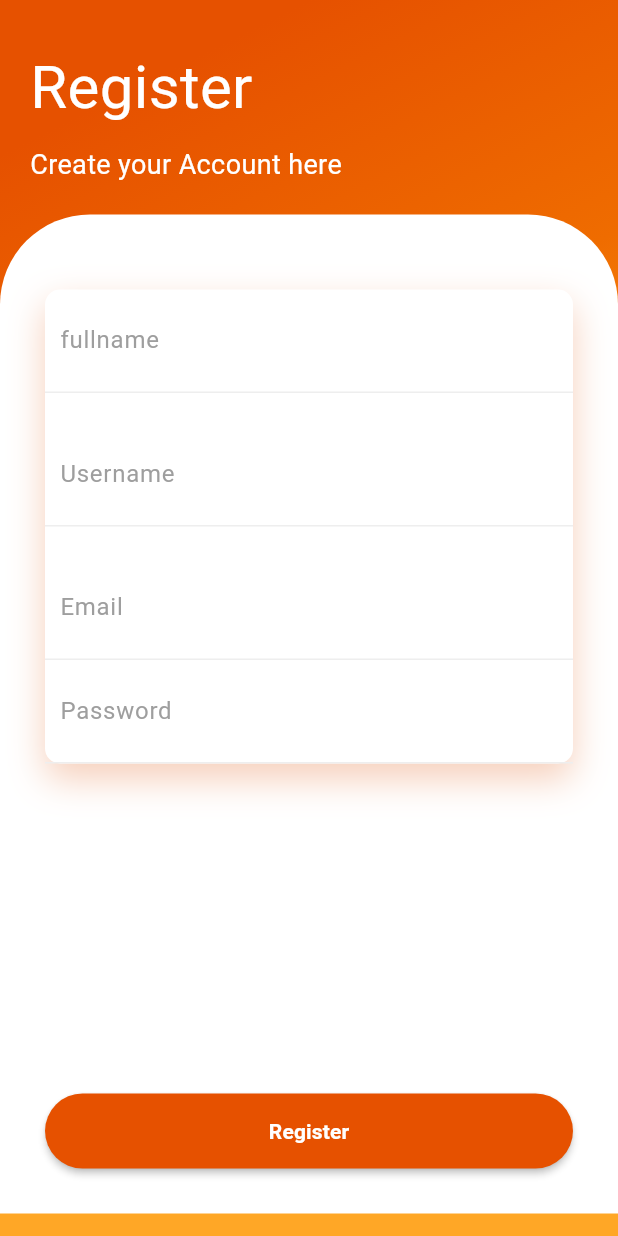
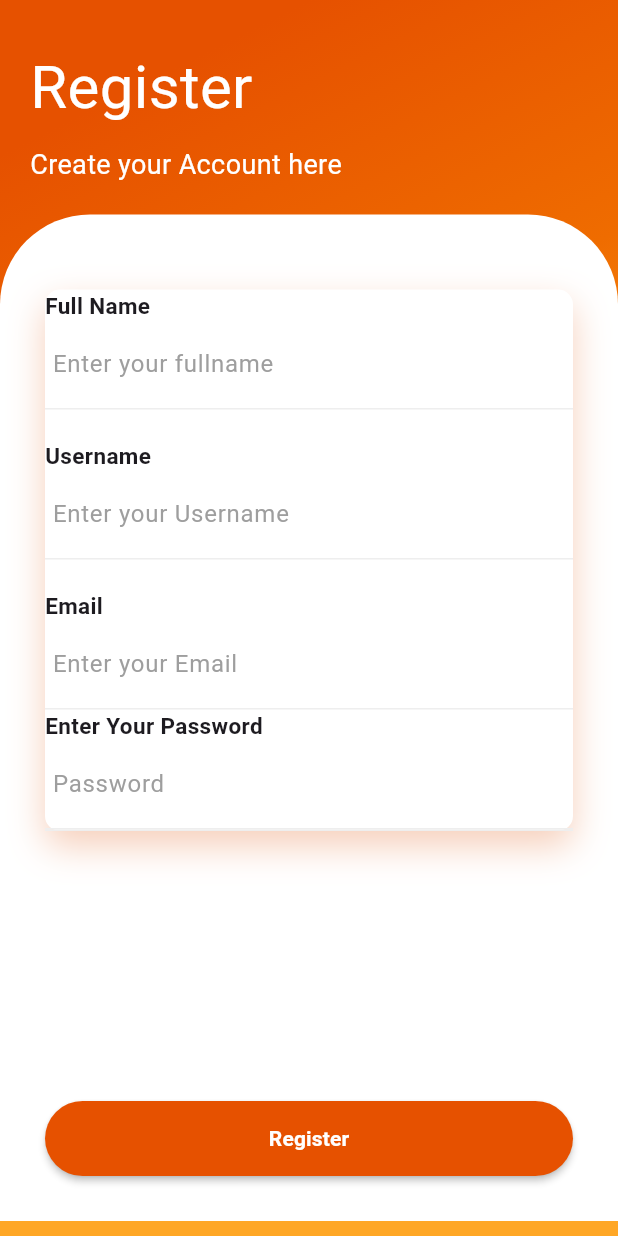
Before and after one commit to fathurdja/projectFlutter, a Flutter app: the RegisterAdmin screen opened directly, on a phone screen of 412 x 824 dp. Run offline on Flutter 3.47's test engine with Material 3 defaults, Android fonts, the light colour scheme and no system bars; our stand-ins replace animate_do, cloud_firestore, firebase_auth, firebase_core, google_sign_in, shared_preferences and 1 more; missing offline and left inert: firebase_utilitas; accounts and stored records are empty.

Commit message:
new updated

```diff
--- a/lib/pages/admin/RegisAdmin.dart
+++ b/lib/pages/admin/RegisAdmin.dart
@@ -18,7 +18,6 @@ class _RegisterState extends State<RegisterAdmin> {
   final TextEditingController password = TextEditingController();
   final FirebaseAuth _auth = FirebaseAuth.instance;
   FirebaseFirestore db = FirebaseFirestore.instance;
-
 
   @override
   Widget build(BuildContext context) {
@@ -93,35 +92,60 @@ class _RegisterState extends State<RegisterAdmin> {
                                 child: SingleChildScrollView(
                                   child: Column(
                                     children: <Widget>[
-                                      textfield(
+                                      TextFieldWithLabel(
                                           controller: fullname,
-                                        title: "fullname",
-                                      ),
+                                          title: "Enter your fullname ",
+                                          label: "Full Name"),
                                       const SizedBox(height: 20),
-                                      textfield(
+                                      TextFieldWithLabel(
                                           controller: username,
-                                        title: "Username",
-                                      ),
+                                          title: "Enter your Username ",
+                                          label: "Username"),
                                       const SizedBox(height: 20),
-                                      textfield(
+                                      TextFieldWithLabel(
                                           controller: email,
-                                        title: "Email",
-                                      ),
+                                          title: "Enter your Email ",
+                                          label: "Email"),
                                       Container(
-                                        padding: const EdgeInsets.all(10),
                                         decoration: BoxDecoration(
                                             border: Border(
                                                 bottom: BorderSide(
                                                     color:
                                                         Colors.grey.shade200))),
+                                        child: Column(
+                                          crossAxisAlignment:
+                                              CrossAxisAlignment.start,
+                                          children: [
+                                            const Text(
+                                              "Enter Your Password",
+                                              style: TextStyle(
+                                                fontWeight: FontWeight.bold,
+                                                fontSize: 15,
+                                              ),
+                                            ),
+                                            Container(
+                                              padding: const EdgeInsets.all(5),
+                                              decoration: BoxDecoration(
+                                                border: Border(
+                                                    bottom: BorderSide(
+                                                        color: Colors
+                                                            .grey.shade200)),
+                                              ),
                                               child: TextField(
                                                 controller: password,
                                                 obscureText: true,
-                                          decoration: const InputDecoration(
+                                                decoration:
+                                                    const InputDecoration(
                                                         hintText: "Password",
                                                         hintStyle:
-                                                  TextStyle(color: Colors.grey),
-                                              border: InputBorder.none),
+                                                            TextStyle(
+                                                                color: Colors
+                                                                    .grey),
+                                                        border:
+                                                            InputBorder.none),
+                                              ),
+                                            ),
+                                          ],
                                         ),
                                       ),
                                     ],
@@ -129,7 +153,7 @@ class _RegisterState extends State<RegisterAdmin> {
                                 ),
                               )),
                           const SizedBox(
-                            height: 220,
+                            height: 180,
                           ),
                           FadeInUp(
                               duration: const Duration(milliseconds: 1600),
@@ -216,23 +240,46 @@ class _RegisterState extends State<RegisterAdmin> {
   }
 }
 
-class textfield extends StatelessWidget {
-  const textfield({super.key, required this.controller, required this.title});
+class TextFieldWithLabel extends StatelessWidget {
+  const TextFieldWithLabel({
+    Key? key,
+    required this.controller,
+    required this.title,
+    required this.label,
+  }) : super(key: key);
+
   final TextEditingController controller;
   final String title;
+  final String label;
+
   @override
   Widget build(BuildContext context) {
-    return Container(
-      padding: const EdgeInsets.all(10),
+    return Column(
+      crossAxisAlignment: CrossAxisAlignment.start,
+      mainAxisSize: MainAxisSize.min,
+      children: [
+        Text(
+          label,
+          style: const TextStyle(
+            fontWeight: FontWeight.bold,
+            fontSize: 15,
+          ),
+        ),
+        Container(
+          padding: const EdgeInsets.all(5),
           decoration: BoxDecoration(
-          border: Border(bottom: BorderSide(color: Colors.grey.shade200))),
+            border: Border(bottom: BorderSide(color: Colors.grey.shade200)),
+          ),
           child: TextField(
             controller: controller,
             decoration: InputDecoration(
               hintText: title,
               hintStyle: const TextStyle(color: Colors.grey),
-            border: InputBorder.none),
+              border: InputBorder.none,
             ),
+          ),
+        ),
+      ],
     );
   }
 }
--- a/lib/pages/listRequest.dart
+++ b/lib/pages/listRequest.dart
@@ -67,7 +67,8 @@ class _ListRequestState extends State<ListRequest> {
                             'pembayaran awal : $pembayaranAwal\n'
                             'jam Mulai : $jamMulai\n'
                             'jam Selesai $jamSelesai\n\n\n'
-                            'waiting for accepted by admin',
+                            '*Waiting for accepted by admin\n'
+                            '*Finish the Payment On Payment Menu!!',
                           ),
                           actions: <Widget>[
                             TextButton(
@@ -106,6 +107,7 @@ class _ListRequestState extends State<ListRequest> {
               ),
             ),
           );
+
         },
       ),
     );
--- a/lib/widget/textinput.dart
+++ b/lib/widget/textinput.dart
@@ -8,6 +8,7 @@ class TextInput extends StatelessWidget {
   @override
   Widget build(BuildContext context) {
     return Container(
+      padding: EdgeInsets.all(5),
       child: TextField(
         controller: controller,
         decoration: InputDecoration(
```
Also changed, not shown: lib/pages/admin/daftarLapangan.dart (+20 -1 lines), lib/pages/user/daftarLapangan.dart (+17 -13 lines), lib/pages/user/dashboardUser.dart (+24 -3 lines), lib/pages/user/payment.dart (added, +69 -0 lines), assets/images/Aroepala.jpeg (added), assets/images/dana.jpeg (added), assets/images/ovo.jpeg (added), lib/pages/admin/paymentPage.dart (added). Lines whose indentation alone changed are shown as unchanged.
